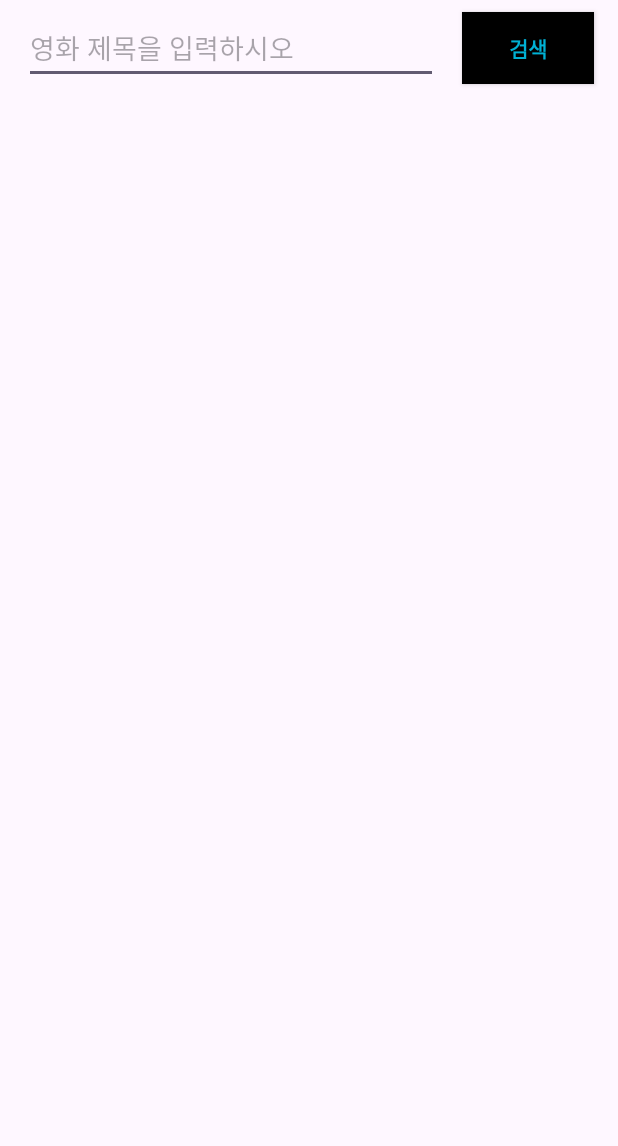
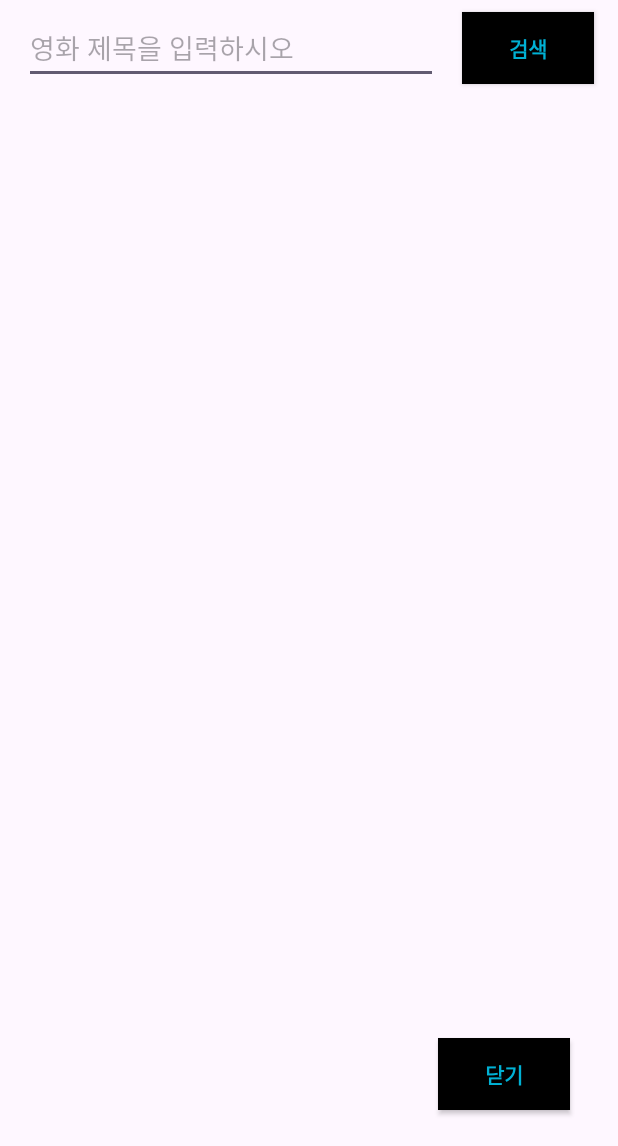
Before and after one commit to dokyung-kang/MovieLog, an Android app: the layout activity_movie.xml on its own in the app's theme, with its tools: preview values and no code run, on a phone screen of 412 x 824 dp, the part 90-1236 px from its top. Run offline under Robolectric (Android 15) with nearby library versions, the phone set to English and light mode, and no system bars.

Commit message:
add: 닫기

```diff
--- a/app/src/main/java/ddwu/com/mobile/movielog/MapActivity.kt
+++ b/app/src/main/java/ddwu/com/mobile/movielog/MapActivity.kt
@@ -117,6 +117,10 @@ class MapActivity: AppCompatActivity() {
 
         mapBinding.btnLocStop.setOnClickListener {
             fusedLocationClient.removeLocationUpdates(locCallback)
+        }
+
+        mapBinding.btnClo.setOnClickListener {
+            finish()
         }
 
         val mapFragment: SupportMapFragment
--- a/app/src/main/java/ddwu/com/mobile/movielog/SearchActivity.kt
+++ b/app/src/main/java/ddwu/com/mobile/movielog/SearchActivity.kt
@@ -75,6 +75,10 @@ class SearchActivity : AppCompatActivity()  {
 
         }
 
+        binding.btnCLos.setOnClickListener {
+            finish()
+        }
+
         val onClickListener = object: MovieAdapter.OnItemClickListener {
             override fun onItemClickListener(view: View, pos: Int) {
                 Log.d(TAG, "Short Click!! $pos")
--- a/app/src/main/res/layout/activity_movie.xml
+++ b/app/src/main/res/layout/activity_movie.xml
@@ -78,6 +78,20 @@
         app:layout_constraintEnd_toEndOf="parent"
         app:layout_constraintTop_toBottomOf="@+id/constraintLayout" />
 
+    <androidx.appcompat.widget.AppCompatButton
+        android:id="@+id/btnCLos"
+        style="@style/Widget.AppCompat.Button"
+        android:layout_width="wrap_content"
+        android:layout_height="wrap_content"
+        android:layout_marginEnd="32dp"
+        android:layout_marginBottom="24dp"
+        android:background="@color/black"
+        android:text="닫기"
+        android:textColor="@color/blue"
+        android:textStyle="bold"
+        app:layout_constraintBottom_toBottomOf="parent"
+        app:layout_constraintEnd_toEndOf="parent" />
+
     <androidx.recyclerview.widget.RecyclerView
         android:id="@+id/rvMovies"
         android:layout_width="0dp"
@@ -85,7 +99,8 @@
         android:layout_marginStart="16dp"
         android:layout_marginTop="16dp"
         android:layout_marginEnd="16dp"
-        app:layout_constraintBottom_toBottomOf="parent"
+        android:layout_marginBottom="8dp"
+        app:layout_constraintBottom_toTopOf="@+id/btnCLos"
         app:layout_constraintEnd_toEndOf="parent"
         app:layout_constraintStart_toStartOf="parent"
         app:layout_constraintTop_toBottomOf="@+id/etDate" />
```
Also changed, not shown: app/src/main/res/layout/activity_map.xml (+29 -16 lines).
